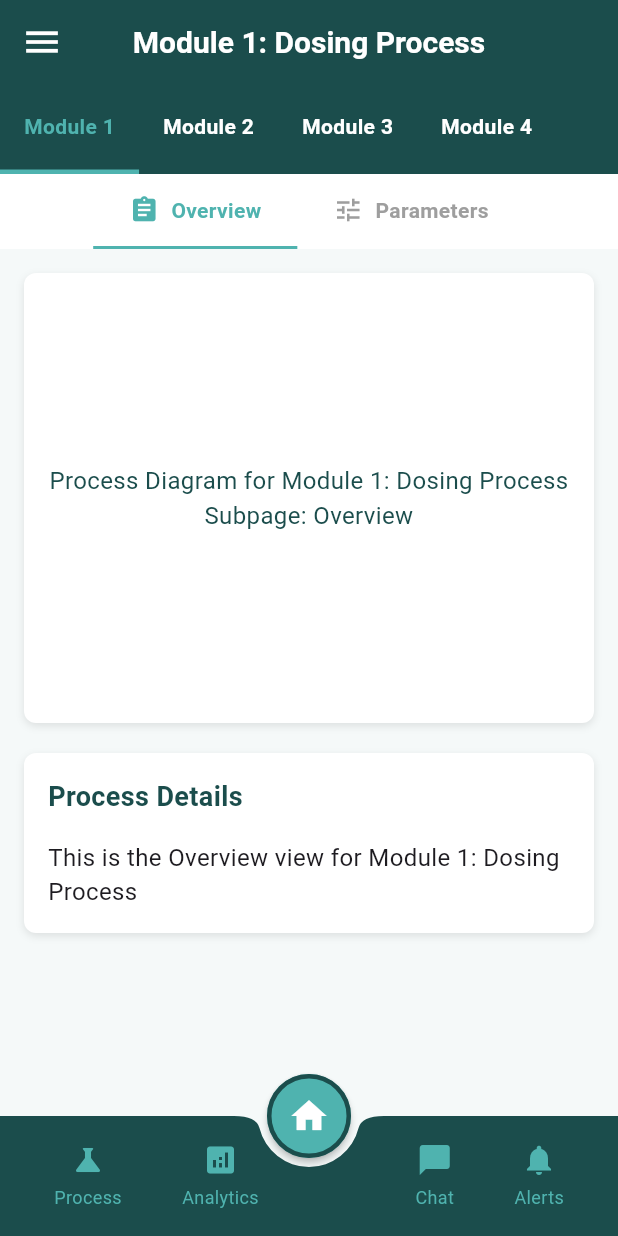
After one commit to Notch-X/mpbasic, a Flutter app: the ProcessPage screen opened directly, on a phone screen of 412 x 824 dp. The commit adds this screen. Run offline on Flutter 3.47's test engine with Material 3 defaults, Android fonts, the phone set to English and light mode, and no system bars; Roboto replaces fonts that are missing (BebaNeue).

Commit message:
modified:   lib/pages/home.dart 	new file:   lib/pages/process.dart

```diff
--- a/lib/pages/home.dart
+++ b/lib/pages/home.dart
@@ -1,5 +1,6 @@
 import 'package:flutter/material.dart';
 import 'package:mpbasic/models/category_model.dart';
+import 'package:mpbasic/pages/process.dart'; // Adding page
 
 class HomePage extends StatefulWidget {
   const HomePage({super.key});
@@ -21,6 +22,30 @@ class _HomePageState extends State<HomePage> {
     categories = CategoryModel.getCategories();
   }
 
+  // Navigation handler for both drawer and bottom bar
+  void _navigateToPage(String route, BuildContext context) {
+    // Close the drawer if it's open
+    Navigator.pop(context);
+
+    // Navigate to the selected page
+    switch (route) {
+      case 'Home':
+        Navigator.pushAndRemoveUntil(
+          context,
+          MaterialPageRoute(builder: (context) => const HomePage()),
+          (route) => false,
+        );
+        break;
+      case 'Process':
+        Navigator.push(
+          context,
+          MaterialPageRoute(builder: (context) => const ProcessPage()),
+        );
+        break;
+      // Add more cases for other pages if needed
+    }
+  }
+
   @override
   Widget build(BuildContext context) {
     return Scaffold(
@@ -31,6 +56,7 @@ class _HomePageState extends State<HomePage> {
         crossAxisAlignment: CrossAxisAlignment.start,
         children: const [
           SizedBox(height: 40),
+          // Add your home page content here
         ],
       ),
       bottomNavigationBar: _buildBottomAppBar(),
@@ -105,9 +131,7 @@ class _HomePageState extends State<HomePage> {
           fontSize: 16,
         ),
       ),
-      onTap: () {
-        Navigator.pop(context);
-      },
+      onTap: () => _navigateToPage(title, context),
     );
   }
 
@@ -161,7 +185,9 @@ class _HomePageState extends State<HomePage> {
   }
 
   Widget _buildBottomNavItem(IconData icon, String label) {
-    return Padding(
+    return GestureDetector(
+      onTap: () => _navigateToPage(label, context),
+      child: Padding(
         padding: const EdgeInsets.symmetric(horizontal: 8.0),
         child: Column(
           mainAxisSize: MainAxisSize.min,
@@ -178,19 +204,25 @@ class _HomePageState extends State<HomePage> {
             ),
           ],
         ),
+      ),
     );
   }
 
   Widget _buildHomeButton() {
     return FloatingActionButton(
       onPressed: () {
-        // Handle Home button press
+        // If not on home page, navigate to home
+        Navigator.pushAndRemoveUntil(
+          context,
+          MaterialPageRoute(builder: (context) => const HomePage()),
+          (route) => false,
+        );
       },
       elevation: 2,
       backgroundColor: const Color(0xFF4FB3AF),
-      shape: CircleBorder(
+      shape: const CircleBorder(
         side: BorderSide(
-          color: const Color(0xFF1B4D4C),
+          color: Color(0xFF1B4D4C),
           width: 3,
         ),
       ),
--- /dev/null
+++ b/lib/pages/process.dart
@@ -0,0 +1,428 @@
+import 'package:flutter/material.dart';
+import 'package:mpbasic/pages/home.dart'; // Import HomePage
+
+class ProcessPage extends StatefulWidget {
+  const ProcessPage({super.key});
+
+  @override
+  State<ProcessPage> createState() => _ProcessPageState();
+}
+
+class _ProcessPageState extends State<ProcessPage> {
+  int _selectedModule = 0;
+  int _selectedSubPage = 0;
+
+  final List<Map<String, dynamic>> _modules = [
+    {
+      'title': 'Module 1: Dosing Process',
+      'subpages': [
+        {'title': 'Overview', 'icon': Icons.assignment},
+        {'title': 'Parameters', 'icon': Icons.tune},
+      ]
+    },
+    {
+      'title': 'Module 2: Mixing Process',
+      'subpages': [
+        {'title': 'Overview', 'icon': Icons.assignment},
+        {'title': 'Parameters', 'icon': Icons.tune},
+      ]
+    },
+    {
+      'title': 'Module 3: Brewing Process',
+      'subpages': [
+        {'title': 'Overview', 'icon': Icons.assignment},
+        {'title': 'Parameters', 'icon': Icons.tune},
+      ]
+    },
+    {
+      'title': 'Module 4: Filling Process',
+      'subpages': [
+        {'title': 'Overview', 'icon': Icons.assignment},
+        {'title': 'Parameters', 'icon': Icons.tune},
+      ]
+    },
+  ];
+
+  void _navigateToPage(String route, BuildContext context) {
+    // Close the drawer if it's open
+    Navigator.pop(context);
+
+    // Navigate to the selected page
+    switch (route) {
+      case 'Home':
+        Navigator.pushAndRemoveUntil(
+          context,
+          MaterialPageRoute(builder: (context) => const HomePage()),
+          (route) => false,
+        );
+        break;
+      case 'Process':
+        Navigator.push(
+          context,
+          MaterialPageRoute(builder: (context) => const ProcessPage()),
+        );
+        break;
+      // Add more cases for other pages if needed
+    }
+  }
+
+  @override
+  Widget build(BuildContext context) {
+    return Scaffold(
+      appBar: AppBar(
+        title: Text(
+          _modules[_selectedModule]['title'],
+          style: const TextStyle(
+            color: Colors.white,
+            fontSize: 20,
+            fontWeight: FontWeight.bold,
+          ),
+        ),
+        backgroundColor: const Color(0xFF1B4D4C),
+        elevation: 0.0,
+        centerTitle: true,
+        leading: Builder(
+          builder: (context) => IconButton(
+            icon: const Icon(Icons.menu, color: Colors.white, size: 28),
+            onPressed: () {
+              Scaffold.of(context).openDrawer();
+            },
+          ),
+        ),
+      ),
+      backgroundColor: const Color(0xFFF5F9F9),
+      drawer: _buildDrawer(),
+      body: Column(
+        children: [
+          _buildModuleSelector(),
+          _buildSubPageTabs(),
+          Expanded(
+            child: _buildPageContent(),
+          ),
+        ],
+      ),
+      bottomNavigationBar: _buildBottomAppBar(),
+      floatingActionButton: _buildHomeButton(),
+      floatingActionButtonLocation: FloatingActionButtonLocation.centerDocked,
+    );
+  }
+
+  Widget _buildModuleSelector() {
+    return Container(
+      height: 60,
+      color: const Color(0xFF1B4D4C),
+      child: ListView.builder(
+        scrollDirection: Axis.horizontal,
+        itemCount: _modules.length,
+        itemBuilder: (context, index) {
+          return GestureDetector(
+            onTap: () {
+              setState(() {
+                _selectedModule = index;
+                _selectedSubPage = 0;
+              });
+            },
+            child: Container(
+              padding: const EdgeInsets.symmetric(horizontal: 16),
+              alignment: Alignment.center,
+              decoration: BoxDecoration(
+                border: Border(
+                  bottom: BorderSide(
+                    color: _selectedModule == index
+                        ? const Color(0xFF4FB3AF)
+                        : Colors.transparent,
+                    width: 3,
+                  ),
+                ),
+              ),
+              child: Text(
+                'Module ${index + 1}',
+                style: TextStyle(
+                  color: _selectedModule == index
+                      ? const Color(0xFF4FB3AF)
+                      : Colors.white,
+                  fontWeight: FontWeight.bold,
+                ),
+              ),
+            ),
+          );
+        },
+      ),
+    );
+  }
+
+  Widget _buildSubPageTabs() {
+    return Container(
+      height: 50,
+      color: Colors.white,
+      child: Row(
+        mainAxisAlignment: MainAxisAlignment.center,
+        children: _modules[_selectedModule]['subpages'].map<Widget>((subpage) {
+          final index = _modules[_selectedModule]['subpages'].indexOf(subpage);
+          return GestureDetector(
+            onTap: () {
+              setState(() {
+                _selectedSubPage = index;
+              });
+            },
+            child: Container(
+              padding: const EdgeInsets.symmetric(horizontal: 24),
+              alignment: Alignment.center,
+              decoration: BoxDecoration(
+                border: Border(
+                  bottom: BorderSide(
+                    color: _selectedSubPage == index
+                        ? const Color(0xFF4FB3AF)
+                        : Colors.transparent,
+                    width: 2,
+                  ),
+                ),
+              ),
+              child: Row(
+                mainAxisSize: MainAxisSize.min,
+                children: [
+                  Icon(
+                    subpage['icon'],
+                    color: _selectedSubPage == index
+                        ? const Color(0xFF4FB3AF)
+                        : Colors.grey,
+                    size: 20,
+                  ),
+                  const SizedBox(width: 8),
+                  Text(
+                    subpage['title'],
+                    style: TextStyle(
+                      color: _selectedSubPage == index
+                          ? const Color(0xFF4FB3AF)
+                          : Colors.grey,
+                      fontWeight: FontWeight.bold,
+                    ),
+                  ),
+                ],
+              ),
+            ),
+          );
+        }).toList(),
+      ),
+    );
+  }
+
+  Widget _buildPageContent() {
+    // Example process diagram for each module
+    return SingleChildScrollView(
+      padding: const EdgeInsets.all(16),
+      child: Column(
+        crossAxisAlignment: CrossAxisAlignment.start,
+        children: [
+          _buildProcessDiagram(),
+          const SizedBox(height: 20),
+          _buildProcessDetails(),
+        ],
+      ),
+    );
+  }
+
+  Widget _buildProcessDiagram() {
+    return Container(
+      width: double.infinity,
+      height: 300,
+      decoration: BoxDecoration(
+        color: Colors.white,
+        borderRadius: BorderRadius.circular(8),
+        boxShadow: [
+          BoxShadow(
+            color: Colors.black.withOpacity(0.1),
+            blurRadius: 4,
+            offset: const Offset(0, 2),
+          ),
+        ],
+      ),
+      child: Center(
+        child: Text(
+          'Process Diagram for ${_modules[_selectedModule]['title']}\nSubpage: ${_modules[_selectedModule]['subpages'][_selectedSubPage]['title']}',
+          textAlign: TextAlign.center,
+          style: const TextStyle(
+            fontSize: 16,
+            color: Color(0xFF1B4D4C),
+          ),
+        ),
+      ),
+    );
+  }
+
+  Widget _buildProcessDetails() {
+    return Container(
+      width: double.infinity,
+      padding: const EdgeInsets.all(16),
+      decoration: BoxDecoration(
+        color: Colors.white,
+        borderRadius: BorderRadius.circular(8),
+        boxShadow: [
+          BoxShadow(
+            color: Colors.black.withOpacity(0.1),
+            blurRadius: 4,
+            offset: const Offset(0, 2),
+          ),
+        ],
+      ),
+      child: Column(
+        crossAxisAlignment: CrossAxisAlignment.start,
+        children: [
+          Text(
+            'Process Details',
+            style: TextStyle(
+              fontSize: 18,
+              fontWeight: FontWeight.bold,
+              color: Color(0xFF1B4D4C),
+            ),
+          ),
+          const SizedBox(height: 16),
+          Text(
+            'This is the ${_modules[_selectedModule]['subpages'][_selectedSubPage]['title']} view for ${_modules[_selectedModule]['title']}',
+            style: TextStyle(fontSize: 16),
+          ),
+        ],
+      ),
+    );
+  }
+
+  Widget _buildDrawer() {
+    return SizedBox(
+      width: 240,
+      child: Drawer(
+        child: Container(
+          color: const Color(0xFF1B4D4C),
+          child: ListView(
+            padding: EdgeInsets.zero,
+            children: <Widget>[
+              DrawerHeader(
+                decoration: const BoxDecoration(
+                  color: Color(0xFF1B4D4C),
+                ),
+                margin: EdgeInsets.zero,
+                padding: const EdgeInsets.all(16),
+                child: Column(
+                  crossAxisAlignment: CrossAxisAlignment.start,
+                  children: [
+                    Container(
+                      height: 60,
+                      width: 60,
+                      decoration: BoxDecoration(
+                        color: Colors.white.withOpacity(0.2),
+                        shape: BoxShape.circle,
+                      ),
+                      child: const Icon(
+                        Icons.water_drop,
+                        color: Colors.white,
+                        size: 30,
+                      ),
+                    ),
+                    const SizedBox(height: 10),
+                    const Text(
+                      'EcoSaline',
+                      style: TextStyle(
+                        color: Colors.white,
+                        fontSize: 24,
+                        fontWeight: FontWeight.bold,
+                      ),
+                    ),
+                  ],
+                ),
+              ),
+              _buildDrawerItem(Icons.home, 'Home'),
+              _buildDrawerItem(Icons.science, 'Process'),
+              _buildDrawerItem(Icons.analytics, 'Analytics'),
+              _buildDrawerItem(Icons.chat_bubble, 'AI ChatBot'),
+              _buildDrawerItem(Icons.notifications, 'Alerts'),
+            ],
+          ),
+        ),
+      ),
+    );
+  }
+
+  ListTile _buildDrawerItem(IconData icon, String title) {
+    return ListTile(
+      leading: Icon(icon, color: const Color(0xFF4FB3AF)),
+      title: Text(
+        title,
+        style: const TextStyle(
+          color: Colors.white,
+          fontSize: 16,
+        ),
+      ),
+      onTap: () => _navigateToPage(title, context),
+    );
+  }
+
+  Widget _buildBottomAppBar() {
+    return BottomAppBar(
+      color: const Color(0xFF1B4D4C),
+      shape: const CircularNotchedRectangle(),
+      notchMargin: 6.0,
+      child: SizedBox(
+        height: 60,
+        child: Row(
+          mainAxisAlignment: MainAxisAlignment.spaceAround,
+          children: <Widget>[
+            _buildBottomNavItem(Icons.science, 'Process'),
+            _buildBottomNavItem(Icons.analytics, 'Analytics'),
+            const SizedBox(width: 40), // Space for FAB
+            _buildBottomNavItem(Icons.chat_bubble, 'Chat'),
+            _buildBottomNavItem(Icons.notifications, 'Alerts'),
+          ],
+        ),
+      ),
+    );
+  }
+
+  Widget _buildBottomNavItem(IconData icon, String label) {
+    return GestureDetector(
+      onTap: () => _navigateToPage(label, context),
+      child: Padding(
+        padding: const EdgeInsets.symmetric(horizontal: 8.0),
+        child: Column(
+          mainAxisSize: MainAxisSize.min,
+          mainAxisAlignment: MainAxisAlignment.center,
+          children: [
+            Icon(icon, color: const Color(0xFF4FB3AF), size: 24),
+            const SizedBox(height: 4),
+            Text(
+              label,
+              style: const TextStyle(
+                color: Color(0xFF4FB3AF),
+                fontSize: 12,
+              ),
+            ),
+          ],
+        ),
+      ),
+    );
+  }
+
+  Widget _buildHomeButton() {
+    return FloatingActionButton(
+      onPressed: () {
+        // If not on home page, navigate to home
+        Navigator.pushAndRemoveUntil(
+          context,
+          MaterialPageRoute(builder: (context) => const HomePage()),
+          (route) => false,
+        );
+      },
+      elevation: 2,
+      backgroundColor: const Color(0xFF4FB3AF),
+      shape: const CircleBorder(
+        side: BorderSide(
+          color: Color(0xFF1B4D4C),
+          width: 3,
+        ),
+      ),
+      child: const Icon(
+        Icons.home,
+        color: Colors.white,
+        size: 28,
+      ),
+    );
+  }
+}
```
Lines whose indentation alone changed are shown as unchanged.
